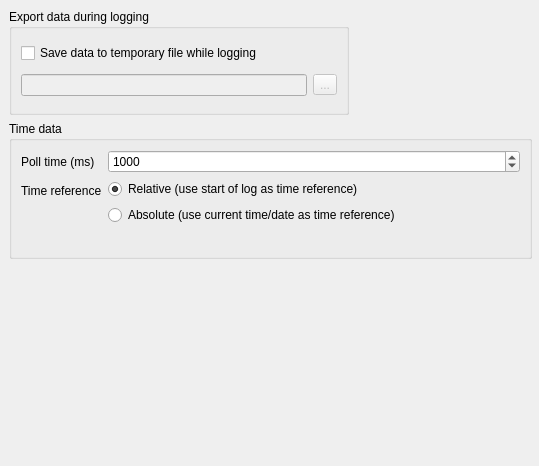
The window that src/dialogs/logsettings.ui (ModbusScope/ModbusScope) describes before a commit, drawn with Qt 5.
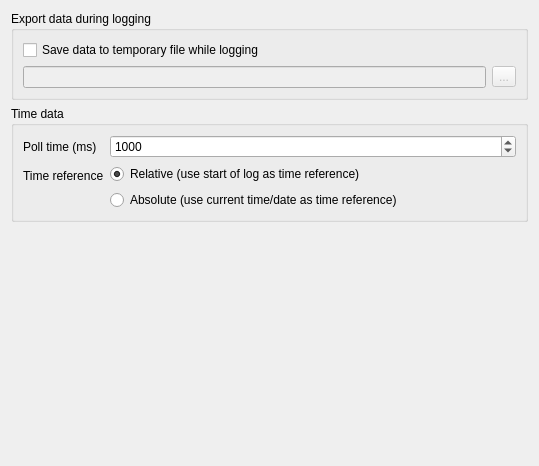
The same window after the commit.

```diff
--- a/src/dialogs/logsettings.ui
+++ b/src/dialogs/logsettings.ui
@@ -10,15 +10,9 @@
     <height>466</height>
    </rect>
   </property>
+  <layout class="QVBoxLayout" name="verticalLayout" stretch="0,0,1">
+   <item>
   <widget class="QGroupBox" name="groupBox">
-   <property name="geometry">
-    <rect>
-     <x>9</x>
-     <y>9</y>
-     <width>340</width>
-     <height>106</height>
-    </rect>
-   </property>
    <property name="title">
     <string>Export data during logging</string>
    </property>
@@ -56,15 +50,9 @@
     </item>
    </layout>
   </widget>
+   </item>
+   <item>
   <widget class="QGroupBox" name="groupBox_2">
-   <property name="geometry">
-    <rect>
-     <x>9</x>
-     <y>121</y>
-     <width>523</width>
-     <height>138</height>
-    </rect>
-   </property>
    <property name="title">
     <string>Time data</string>
    </property>
@@ -122,6 +110,21 @@
     </item>
    </layout>
   </widget>
+   </item>
+   <item>
+    <spacer name="verticalSpacer">
+     <property name="orientation">
+      <enum>Qt::Orientation::Vertical</enum>
+     </property>
+     <property name="sizeHint" stdset="0">
+      <size>
+       <width>20</width>
+       <height>40</height>
+      </size>
+     </property>
+    </spacer>
+   </item>
+  </layout>
  </widget>
  <tabstops>
   <tabstop>checkWriteDuringLog</tabstop>
```
Lines whose indentation alone changed are shown as unchanged.
